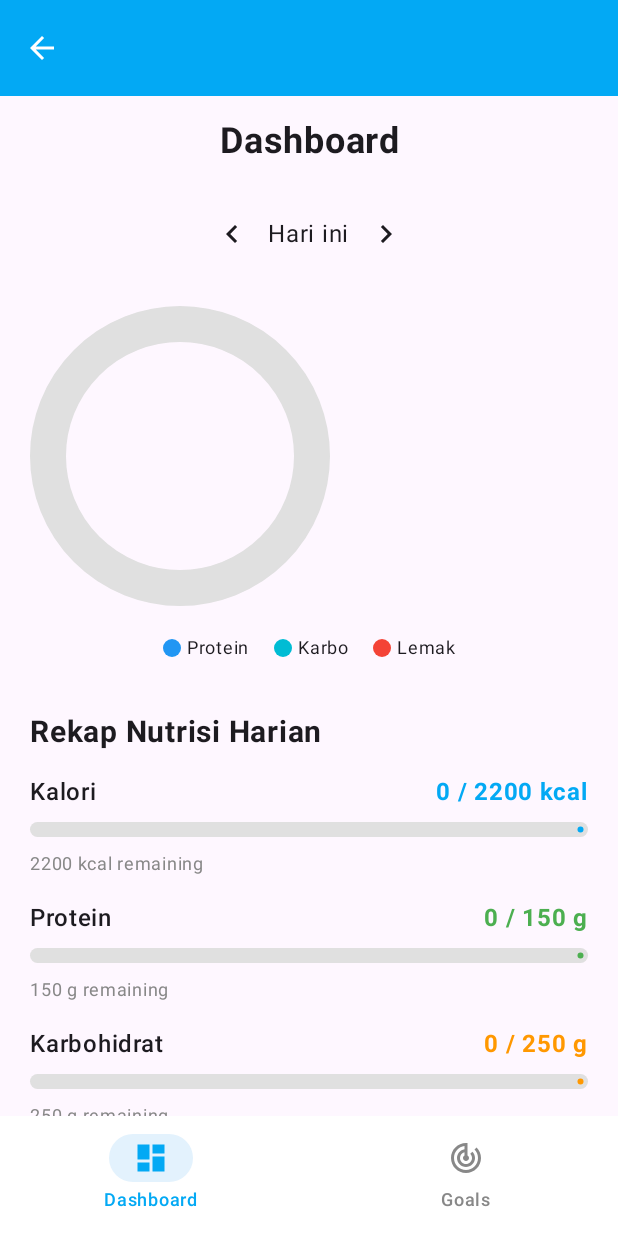
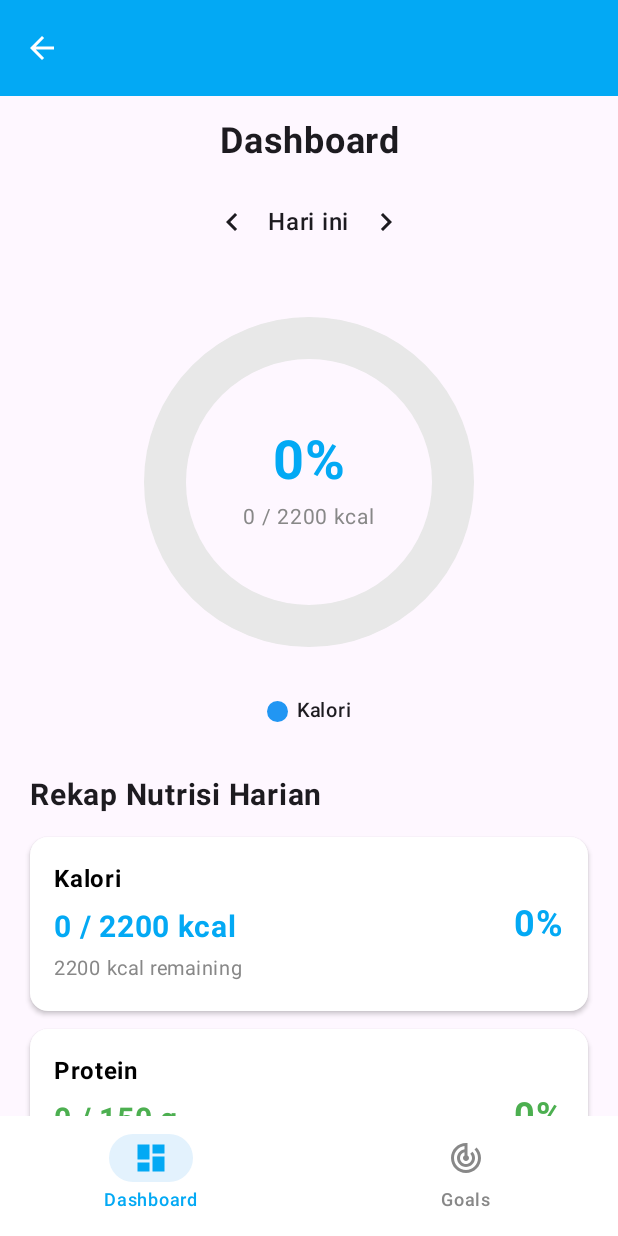
Before and after one commit to amkawf/UseCase3FP, an Android app built with Jetpack Compose: the screen it shows after launch (MainActivity), on a phone screen of 412 x 824 dp. Run offline under Robolectric (Android 15) with nearby library versions, the phone set to English and light mode, and no system bars.

```diff
--- a/app/build.gradle.kts
+++ b/app/build.gradle.kts
@@ -134,6 +134,9 @@ dependencies {
     implementation("com.squareup.okhttp3:okhttp:4.12.0")
     implementation("com.squareup.okhttp3:logging-interceptor:4.12.0")
     implementation("com.google.code.gson:gson:2.10.1")
+    implementation("com.squareup.retrofit2:converter-scalars:2.9.0")
+
+
 
 
 
--- a/app/src/main/java/pam/mobile/usecase3fp/api/ApiService.kt
+++ b/app/src/main/java/pam/mobile/usecase3fp/api/ApiService.kt
@@ -1,46 +1,42 @@
 package pam.mobile.usecase3fp.api
 
-import com.google.gson.annotations.SerializedName
-import pam.mobile.usecase3fp.model.DailyIntakeResponse
-import pam.mobile.usecase3fp.model.DailyTargetsResponse
-import pam.mobile.usecase3fp.model.FoodItemResponse
 import retrofit2.http.*
 
 interface ApiService {
 
-    // Get all food items
+    // Get all food items - return raw String
     @GET("food_items")
-    suspend fun getFoodItems(
+    suspend fun getFoodItemsRaw(
         @Query("select") select: String = "*"
-    ): List<FoodItemResponse>
+    ): String
 
-    // Get daily intakes by date
+    // Get daily intakes by date - return raw String
     @GET("daily_intakes")
-    suspend fun getDailyIntakes(
+    suspend fun getDailyIntakesRaw(
         @Query("intake_date") intakeDate: String? = null,
         @Query("select") select: String = "*"
-    ): List<DailyIntakeResponse>
+    ): String
 
-    // Get daily targets
+    // Get daily targets - return raw String
     @GET("daily_targets")
-    suspend fun getDailyTargets(
+    suspend fun getDailyTargetsRaw(
         @Query("select") select: String = "*"
-    ): List<DailyTargetsResponse>
+    ): String
 
-    // Update daily targets
+    // Update daily targets - GANTI jadi Unit (no response expected)
     @Headers("Prefer: return=minimal")
     @PATCH("daily_targets")
     suspend fun updateDailyTargets(
         @Query("id") id: String,
         @Body body: UpdateTargetsRequest
-    )
+    ): Unit  // GANTI dari tanpa return type jadi Unit
 
-    // Insert daily targets
+    // Insert daily targets - GANTI jadi Unit (no response expected)
     @Headers("Prefer: return=minimal")
     @POST("daily_targets")
     suspend fun insertDailyTargets(
         @Body body: UpdateTargetsRequest
-    )
+    ): Unit  // GANTI dari tanpa return type jadi Unit
 }
 
 // Request body untuk update targets
--- a/app/src/main/java/pam/mobile/usecase3fp/api/RetrofitClient.kt
+++ b/app/src/main/java/pam/mobile/usecase3fp/api/RetrofitClient.kt
@@ -4,6 +4,7 @@ import android.util.Log
 import okhttp3.OkHttpClient
 import okhttp3.logging.HttpLoggingInterceptor
 import retrofit2.Retrofit
+import retrofit2.converter.scalars.ScalarsConverterFactory
 import retrofit2.converter.gson.GsonConverterFactory
 import java.util.concurrent.TimeUnit
 
@@ -41,7 +42,8 @@ object RetrofitClient {
     private val retrofit: Retrofit = Retrofit.Builder()
         .baseUrl(SupabaseConfig.BASE_URL)
         .client(okHttpClient)
-        .addConverterFactory(GsonConverterFactory.create())
+        .addConverterFactory(ScalarsConverterFactory.create())  // String converter
+        .addConverterFactory(GsonConverterFactory.create())     // Gson converter
         .build()
 
     val apiService: ApiService by lazy {
--- a/app/src/main/java/pam/mobile/usecase3fp/ui/DashboardScreen.kt
+++ b/app/src/main/java/pam/mobile/usecase3fp/ui/DashboardScreen.kt
@@ -26,11 +26,11 @@ import androidx.compose.ui.unit.sp
 import androidx.lifecycle.viewmodel.compose.viewModel
 import androidx.navigation.NavHostController
 import pam.mobile.usecase3fp.model.FoodItem
-import pam.mobile.usecase3fp.model.NutrientProgress
 import pam.mobile.usecase3fp.viewmodel.DashboardViewModel
 import java.time.LocalDate
 import java.time.format.DateTimeFormatter
 import android.widget.Toast
+import kotlin.math.roundToInt
 
 @OptIn(ExperimentalMaterial3Api::class)
 @Composable
@@ -92,7 +92,8 @@ fun DashboardScreen(
         LazyColumn(
             modifier = Modifier
                 .fillMaxSize()
-                .padding(horizontal = 20.dp)
+                .padding(horizontal = 20.dp),
+            horizontalAlignment = Alignment.CenterHorizontally
         ) {
             // Title
             item {
@@ -104,7 +105,7 @@ fun DashboardScreen(
                     modifier = Modifier.fillMaxWidth(),
                     textAlign = TextAlign.Center
                 )
-                Spacer(modifier = Modifier.height(24.dp))
+                Spacer(modifier = Modifier.height(16.dp))
             }
 
             // Date Picker
@@ -121,7 +122,9 @@ fun DashboardScreen(
                         text = if (uiState.selectedDate == LocalDate.now())
                             "Hari ini"
                         else
-                            formatter.format(uiState.selectedDate)
+                            formatter.format(uiState.selectedDate),
+                        fontSize = 16.sp,
+                        fontWeight = FontWeight.Medium
                     )
                     IconButton(onClick = { viewModel.nextDay() }) {
                         Icon(Icons.Default.ChevronRight, "Next")
@@ -130,18 +133,18 @@ fun DashboardScreen(
                 Spacer(modifier = Modifier.height(24.dp))
             }
 
-            // Circular Progress
+            // Overall Circular Progress - CENTERED
             item {
                 Box(
                     modifier = Modifier
-                        .size(200.dp)
-                        .fillMaxWidth(),
+                        .fillMaxWidth()
+                        .height(250.dp),
                     contentAlignment = Alignment.Center
                 ) {
-                    MultiSegmentCircularProgress(
-                        proteinProgress = uiState.proteinProgress.progress,
-                        carbsProgress = uiState.carbsProgress.progress,
-                        fatProgress = uiState.fatProgress.progress
+                    OverallCircularProgress(
+                        overallProgress = uiState.kcalProgress.progress,
+                        current = uiState.kcalProgress.current,
+                        target = uiState.kcalProgress.target
                     )
                 }
                 Spacer(modifier = Modifier.height(16.dp))
@@ -153,10 +156,10 @@ fun DashboardScreen(
                     modifier = Modifier.fillMaxWidth(),
                     horizontalArrangement = Arrangement.Center
                 ) {
-                    Row(horizontalArrangement = Arrangement.spacedBy(16.dp)) {
-                        LegendItem("Protein", Color(0xFF2196F3))
-                        LegendItem("Karbo", Color(0xFF00BCD4))
-                        LegendItem("Lemak", Color(0xFFF44336))
+                    Row(horizontalArrangement = Arrangement.spacedBy(20.dp)) {
+                        LegendItem("Kalori", Color(0xFF2196F3))
+/*                        LegendItem("Karbo", Color(0xFF00BCD4))
+                        LegendItem("Lemak", Color(0xFFF44336))*/
                     }
                 }
                 Spacer(modifier = Modifier.height(32.dp))
@@ -167,59 +170,60 @@ fun DashboardScreen(
                 Text(
                     text = "Rekap Nutrisi Harian",
                     fontSize = 20.sp,
-                    fontWeight = FontWeight.Bold
+                    fontWeight = FontWeight.Bold,
+                    modifier = Modifier.fillMaxWidth()
                 )
                 Spacer(modifier = Modifier.height(16.dp))
             }
 
-            // Nutrient Cards
+            // Nutrient Cards - NO GRAPHICS
             item {
-                NutrientCard(
+                NutrientCardSimple(
                     title = "Kalori",
                     current = uiState.kcalProgress.current,
                     target = uiState.kcalProgress.target,
                     remaining = uiState.kcalProgress.remaining,
                     unit = "kcal",
-                    progress = uiState.kcalProgress.progress,
+                    progress = uiState.kcalProgress.progress,  // ← ADD THIS
                     color = Color(0xFF03A9F4)
                 )
                 Spacer(modifier = Modifier.height(12.dp))
             }
 
             item {
-                NutrientCard(
+                NutrientCardSimple(
                     title = "Protein",
                     current = uiState.proteinProgress.current,
                     target = uiState.proteinProgress.target,
                     remaining = uiState.proteinProgress.remaining,
                     unit = "g",
-                    progress = uiState.proteinProgress.progress,
+                    progress = uiState.proteinProgress.progress,  // ← ADD THIS
                     color = Color(0xFF4CAF50)
                 )
                 Spacer(modifier = Modifier.height(12.dp))
             }
 
             item {
-                NutrientCard(
+                NutrientCardSimple(
                     title = "Karbohidrat",
                     current = uiState.carbsProgress.current,
                     target = uiState.carbsProgress.target,
                     remaining = uiState.carbsProgress.remaining,
                     unit = "g",
-                    progress = uiState.carbsProgress.progress,
+                    progress = uiState.carbsProgress.progress,  // ← ADD THIS
                     color = Color(0xFFFF9800)
                 )
                 Spacer(modifier = Modifier.height(12.dp))
             }
 
             item {
-                NutrientCard(
+                NutrientCardSimple(
                     title = "Lemak",
                     current = uiState.fatProgress.current,
                     target = uiState.fatProgress.target,
                     remaining = uiState.fatProgress.remaining,
                     unit = "g",
-                    progress = uiState.fatProgress.progress,
+                    progress = uiState.fatProgress.progress,  // ← ADD THIS
                     color = Color(0xFF9C27B0)
                 )
                 Spacer(modifier = Modifier.height(32.dp))
@@ -230,7 +234,8 @@ fun DashboardScreen(
                 Text(
                     text = "Asupan Nutrisi Terbaru",
                     fontSize = 20.sp,
-                    fontWeight = FontWeight.Bold
+                    fontWeight = FontWeight.Bold,
+                    modifier = Modifier.fillMaxWidth()
                 )
                 Spacer(modifier = Modifier.height(16.dp))
             }
@@ -302,60 +307,60 @@ fun FoodItemRow(
     }
 }
 
+// OVERALL CIRCULAR PROGRESS - Single Progress
 @Composable
-fun MultiSegmentCircularProgress(
-    proteinProgress: Float,
-    carbsProgress: Float,
-    fatProgress: Float
+fun OverallCircularProgress(
+    overallProgress: Float,
+    current: Int,
+    target: Int
 ) {
-    Canvas(modifier = Modifier.fillMaxSize()) {
-        val strokeWidth = 24.dp.toPx()
+    Box(
+        modifier = Modifier.size(220.dp),
+        contentAlignment = Alignment.Center
+    ) {
+        // Canvas for circular progress
+        Canvas(modifier = Modifier.size(220.dp)) {
+            val strokeWidth = 28.dp.toPx()
             val radius = (size.minDimension - strokeWidth) / 2
             val center = Offset(size.width / 2, size.height / 2)
 
             // Background circle
             drawCircle(
-            color = Color(0xFFE0E0E0),
+                color = Color(0xFFE8E8E8),
                 radius = radius,
                 center = center,
                 style = Stroke(width = strokeWidth, cap = StrokeCap.Round)
             )
 
-        val segmentAngle = 360f / 3
-        val gapAngle = 8f
-
-        // Protein segment (Blue)
+            // Progress arc (Blue - overall)
             drawArc(
-            color = Color(0xFF2196F3),
+                color = Color(0xFF03A9F4),
                 startAngle = -90f,
-            sweepAngle = (segmentAngle - gapAngle) * proteinProgress,
+                sweepAngle = 360f * overallProgress,
                 useCenter = false,
                 topLeft = Offset(center.x - radius, center.y - radius),
                 size = Size(radius * 2, radius * 2),
                 style = Stroke(width = strokeWidth, cap = StrokeCap.Round)
             )
+        }
 
-        // Carbs segment (Cyan)
-        drawArc(
-            color = Color(0xFF00BCD4),
-            startAngle = -90f + segmentAngle,
-            sweepAngle = (segmentAngle - gapAngle) * carbsProgress,
-            useCenter = false,
-            topLeft = Offset(center.x - radius, center.y - radius),
-            size = Size(radius * 2, radius * 2),
-            style = Stroke(width = strokeWidth, cap = StrokeCap.Round)
+        // Center Text
+        Column(
+            horizontalAlignment = Alignment.CenterHorizontally
+        ) {
+            Text(
+                text = "${(overallProgress * 100).roundToInt()}%",
+                fontSize = 36.sp,
+                fontWeight = FontWeight.Bold,
+                color = Color(0xFF03A9F4)
             )
-
-        // Fat segment (Red)
-        drawArc(
-            color = Color(0xFFF44336),
-            startAngle = -90f + segmentAngle * 2,
-            sweepAngle = (segmentAngle - gapAngle) * fatProgress,
-            useCenter = false,
-            topLeft = Offset(center.x - radius, center.y - radius),
-            size = Size(radius * 2, radius * 2),
-            style = Stroke(width = strokeWidth, cap = StrokeCap.Round)
+            Spacer(modifier = Modifier.height(4.dp))
+            Text(
+                text = "$current / $target kcal",
+                fontSize = 14.sp,
+                color = Color.Gray
             )
+        }
     }
 }
 
@@ -363,19 +368,24 @@ fun MultiSegmentCircularProgress(
 fun LegendItem(label: String, color: Color) {
     Row(
         verticalAlignment = Alignment.CenterVertically,
-        horizontalArrangement = Arrangement.spacedBy(4.dp)
+        horizontalArrangement = Arrangement.spacedBy(6.dp)
     ) {
         Box(
             modifier = Modifier
-                .size(12.dp)
+                .size(14.dp)
                 .background(color = color, shape = CircleShape)
         )
-        Text(text = label, fontSize = 12.sp)
+        Text(
+            text = label,
+            fontSize = 13.sp,
+            fontWeight = FontWeight.Medium
+        )
     }
 }
 
+// SIMPLE CARD
 @Composable
-fun NutrientCard(
+fun NutrientCardSimple(
     title: String,
     current: Int,
     target: Int,
@@ -384,41 +394,56 @@ fun NutrientCard(
     progress: Float,
     color: Color
 ) {
-    Column(modifier = Modifier.fillMaxWidth()) {
+    Card(
+        modifier = Modifier.fillMaxWidth(),
+        colors = CardDefaults.cardColors(
+            containerColor = Color.White
+        ),
+        elevation = CardDefaults.cardElevation(defaultElevation = 2.dp)
+    ) {
         Row(
-            modifier = Modifier.fillMaxWidth(),
-            horizontalArrangement = Arrangement.SpaceBetween
+            modifier = Modifier
+                .fillMaxWidth()
+                .padding(16.dp),
+            horizontalArrangement = Arrangement.SpaceBetween,
+            verticalAlignment = Alignment.CenterVertically
+        ) {
+            // Left side - Info
+            Column(
+                modifier = Modifier.weight(1f)
             ) {
                 Text(
                     text = title,
                     fontSize = 16.sp,
-                fontWeight = FontWeight.Medium
+                    fontWeight = FontWeight.Bold,
+                    color = Color.Black
                 )
+
+                Spacer(modifier = Modifier.height(8.dp))
+
                 Text(
                     text = "$current / $target $unit",
-                fontSize = 16.sp,
+                    fontSize = 20.sp,
+                    fontWeight = FontWeight.Bold,
+                    color = color
+                )
+
+                Spacer(modifier = Modifier.height(4.dp))
+
+                Text(
+                    text = "$remaining $unit remaining",
+                    fontSize = 13.sp,
+                    color = Color.Gray
+                )
+            }
+
+            // Right side - Percentage only (no graphic)
+            Text(
+                text = "${(progress * 100).roundToInt()}%",
+                fontSize = 24.sp,
                 fontWeight = FontWeight.Bold,
                 color = color
             )
         }
-
-        Spacer(modifier = Modifier.height(8.dp))
-
-        LinearProgressIndicator(
-            progress = progress,
-            modifier = Modifier
-                .fillMaxWidth()
-                .height(10.dp),
-            color = color,
-            trackColor = Color(0xFFE0E0E0)
-        )
-
-        Spacer(modifier = Modifier.height(6.dp))
-
-        Text(
-            text = "$remaining $unit remaining",
-            fontSize = 12.sp,
-            color = Color.Gray
-        )
     }
 }
```
Also changed, not shown: app/src/main/java/pam/mobile/usecase3fp/model/FoodItem.kt (+46 -11 lines), app/src/main/java/pam/mobile/usecase3fp/repository/SupabaseFoodRepository.kt (+56 -24 lines). Lines whose indentation alone changed are shown as unchanged.
